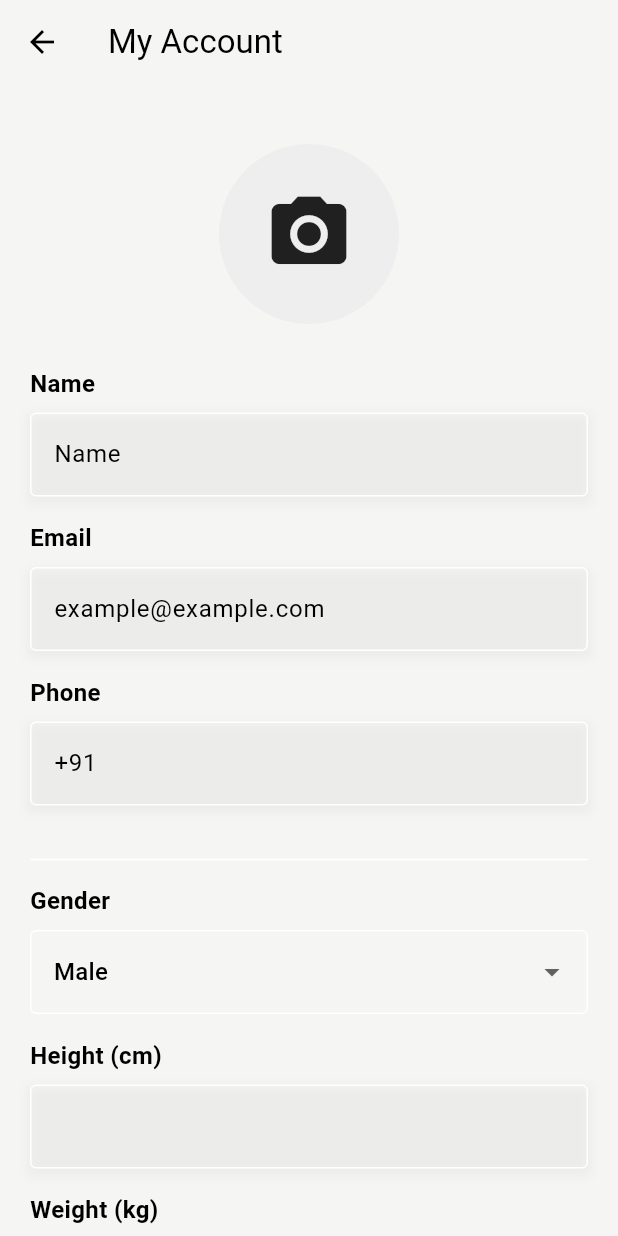
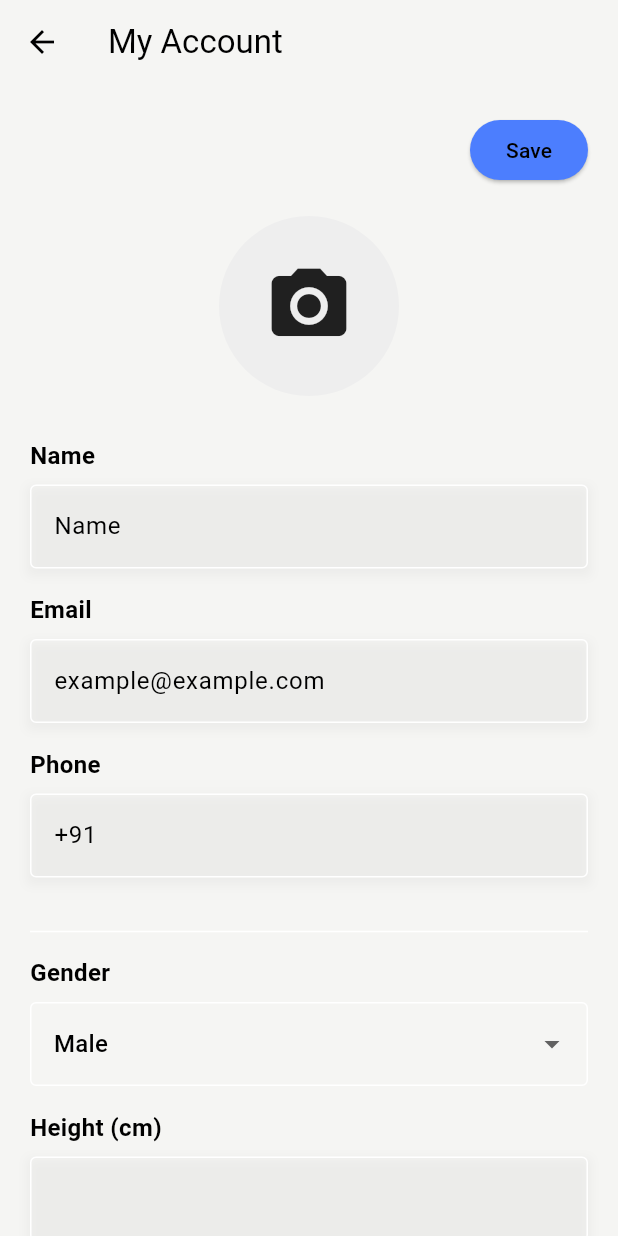
Before and after one commit to Sunilsangfroid/Food_Printing_App, a Flutter app: the MyAccountPage screen opened by its route, on a phone screen of 412 x 824 dp. Run offline on Flutter 3.47's test engine with Material 3 defaults, Android fonts, the phone set to English and light mode, and no system bars; our stand-ins replace flutter_rating_bar, speech_to_text.

Commit message:
Add the save button in Profile Page

```diff
--- a/lib/Pages/myaccount.dart
+++ b/lib/Pages/myaccount.dart
@@ -39,6 +39,25 @@ class _MyAccountPageState extends State<MyAccountPage> {
         child: Column(
           crossAxisAlignment: CrossAxisAlignment.start,
           children: [
+          Align(
+              alignment: Alignment.bottomRight,
+              // Centering the button
+              child: ElevatedButton(
+                onPressed: () {
+                  print('Saved Name: $nameController.text');
+                  print(
+                      'Saved Email-id: $emailController.text');
+                  print(
+                      'Saved Phone_number: $phoneController.text');
+                },
+                // Apply TextStyle with color black to the button text
+                child: const Text(
+                  'Save',
+                  style: TextStyle(color: Colors.black),
+                ),
+              ),
+            ),
+
             const SizedBox(height: 20.0),
             Row(
               mainAxisAlignment: MainAxisAlignment.center,
```
